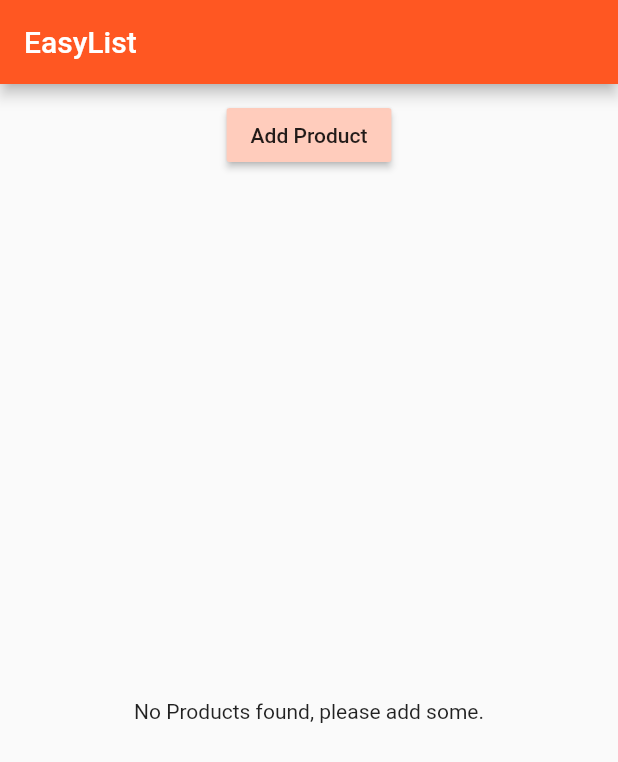
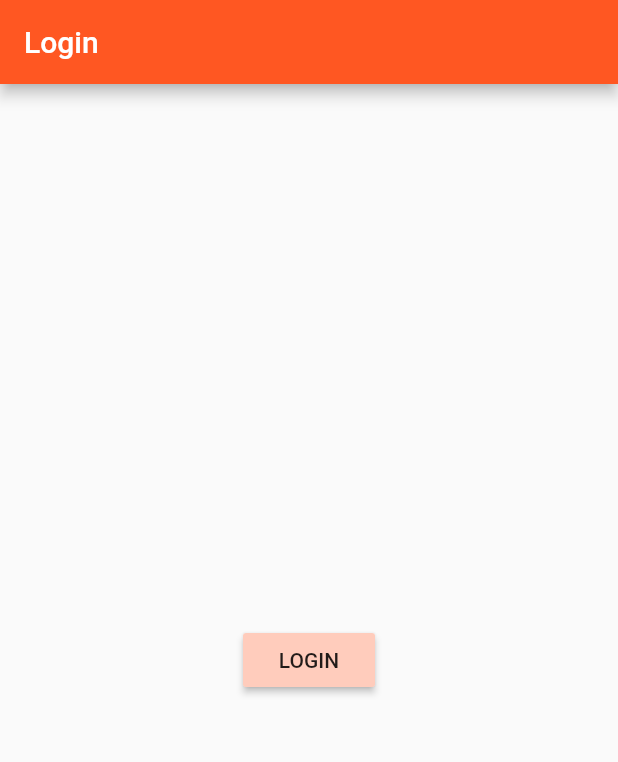
Before and after one commit to Borderlander103/flutter_course, a Flutter app: the screen it shows after launch, on a phone screen of 412 x 824 dp. Shown: the top 762 px of the screen. Run offline on Flutter 3.47's test engine with Material 2 defaults, Android fonts, the phone set to English and light mode, and no system bars.

Commit message:
Add basic login page

```diff
--- a/lib/main.dart
+++ b/lib/main.dart
@@ -1,6 +1,6 @@
 import 'package:flutter/material.dart';
 
-import './pages/home.dart';
+import './pages/auth.dart';
 
 void main() => runApp(MyApp());
 
@@ -13,7 +13,7 @@ class MyApp extends StatelessWidget {
         primarySwatch: Colors.deepOrange,
         accentColor: Colors.deepPurple
       ),
-      home: HomePage(),
+      home: AuthPage(),
     );
   }
 }
--- /dev/null
+++ b/lib/pages/auth.dart
@@ -0,0 +1,27 @@
+import 'package:flutter/material.dart';
+
+import './products.dart';
+
+class AuthPage extends StatelessWidget {
+  @override
+  Widget build(BuildContext context) {
+    return Scaffold(
+      appBar: AppBar(
+        title: Text('Login'),
+      ),
+      body: Center(
+        child: RaisedButton(
+          color: Theme.of(context).primaryColorLight,
+          child: Text('LOGIN'),
+          onPressed: () {
+            Navigator.pushReplacement(
+              context,
+              MaterialPageRoute(
+                  builder: (BuildContext context) => ProductsPage()),
+            );
+          },
+        ),
+      ),
+    );
+  }
+}
--- a/lib/pages/home.dart
+++ b/lib/pages/products.dart
@@ -2,7 +2,7 @@ import 'package:flutter/material.dart';
 
 import '../product_manager.dart';
 
-class HomePage extends StatelessWidget {
+class ProductsPage extends StatelessWidget {
   @override
   Widget build(BuildContext context) {
     return Scaffold(
```
